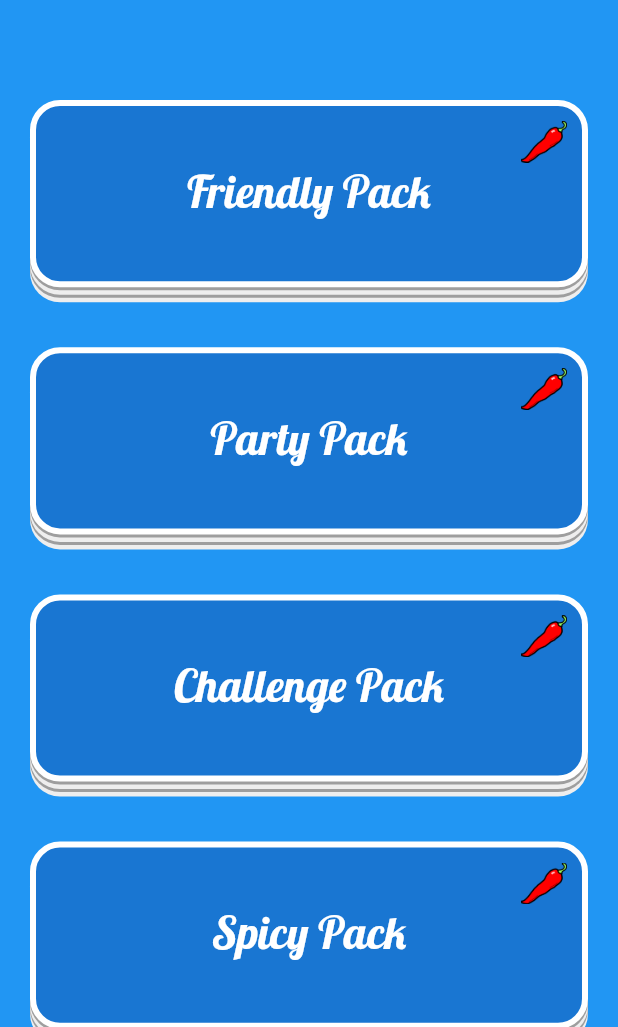
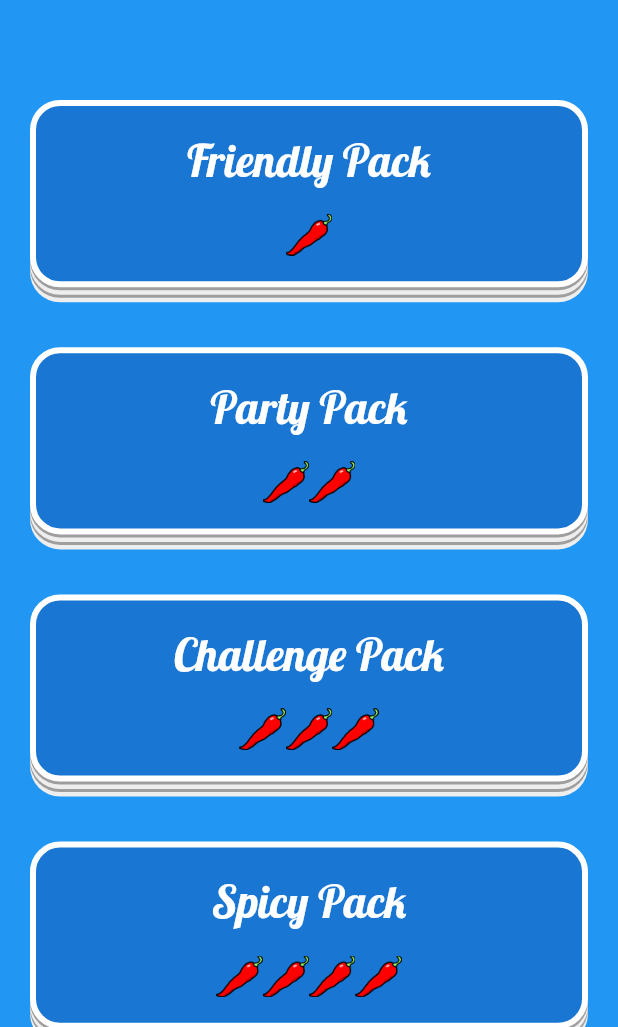
Before and after one commit to CameronScully/darelist_app, a Flutter app: the screen it shows after launch, on a phone screen of 412 x 824 dp, the part 209-1236 px from its top. Run offline on Flutter 3.47's test engine with Material 2 defaults, Android fonts, the phone set to English and light mode, and no system bars; our stand-ins replace get, sqflite; missing offline and left inert: geopattern_flutter; accounts and stored records are empty.

Commit message:
UI Refactor

```diff
--- a/lib/ui/pack_list.dart
+++ b/lib/ui/pack_list.dart
@@ -18,11 +18,11 @@ class PackList extends StatelessWidget {
     final delegate = Get.find<DarelistRouterDelegate>();
 
     List<Pack> packs = [
-      Pack("Friendly Pack"),
-      Pack("Party Pack"),
-      Pack("Challenge Pack"),
-      Pack("Spicy Pack"),
-      Pack("Impossible Pack")
+      Pack("Friendly Pack", 1),
+      Pack("Party Pack", 2),
+      Pack("Challenge Pack", 3),
+      Pack("Spicy Pack", 4),
+      Pack("Impossible Pack", 5)
     ];
 
     return Scaffold(
@@ -36,7 +36,7 @@ class PackList extends StatelessWidget {
               for (var pack in packs)
                 GestureDetector(
                   onTap: () => delegate.pushWidget(pack, PackPageConfig),
-                  child: PackSection(1, pack.name),
+                  child: PackSection(pack.difficulty, pack.name),
                 ),
             ],
           ),
--- a/lib/ui/pack_section.dart
+++ b/lib/ui/pack_section.dart
@@ -53,15 +53,8 @@ class PackSection extends StatelessWidget {
             ],
           ),
           child: Column(
+            mainAxisAlignment: MainAxisAlignment.spaceEvenly,
             children: [
-              Container(
-                padding: EdgeInsets.only(top: 10, right: 10),
-                child: Row(
-                  crossAxisAlignment: CrossAxisAlignment.start,
-                  mainAxisAlignment: MainAxisAlignment.end,
-                  children: _chilliRating(),
-                ),
-              ),
               Row(
                 crossAxisAlignment: CrossAxisAlignment.center,
                 mainAxisAlignment: MainAxisAlignment.center,
@@ -77,6 +70,14 @@ class PackSection extends StatelessWidget {
                   ),
                 ],
               ),
+              Container(
+                //padding: EdgeInsets.only(top: 10, right: 10, bottom: 10),
+                child: Row(
+                  // crossAxisAlignment: CrossAxisAlignment.start,
+                  mainAxisAlignment: MainAxisAlignment.center,
+                  children: _chilliRating(),
+                ),
+              ),
             ],
           ),
         ));
```
Also changed, not shown: lib/database/database_provider.dart (+8 -0 lines), lib/ui/dare_widget.dart (+4 -16 lines), lib/ui/pack.dart (+18 -6 lines), pubspec.yaml (+9 -3 lines), assets/fonts/Ranchers-Regular.ttf (added), assets/fonts/Redressed-Regular.ttf (added), pubspec.lock, 1 other file.
